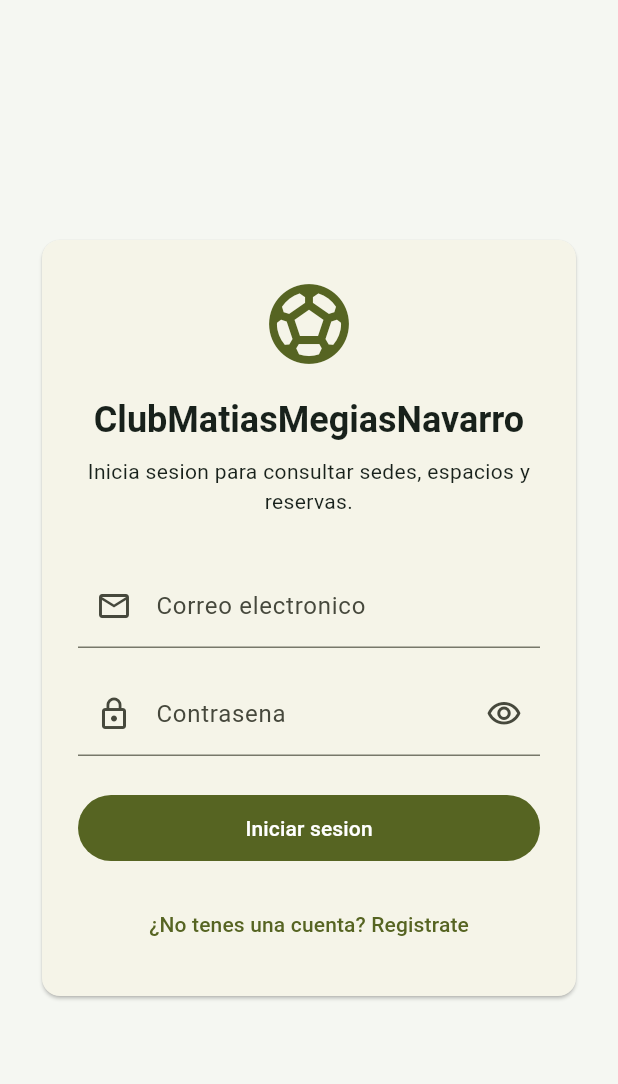
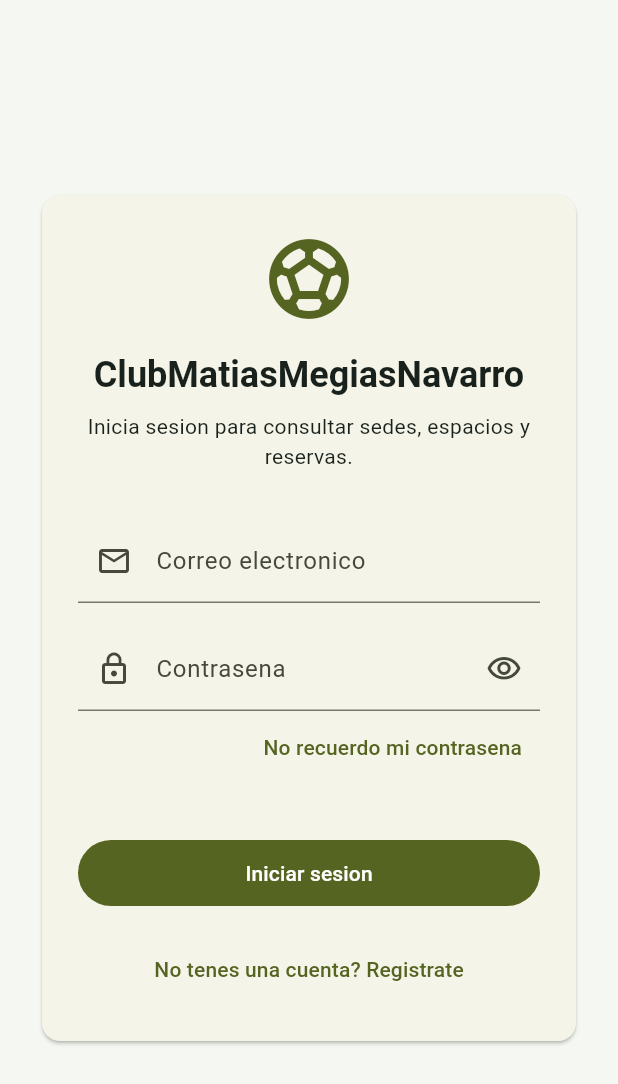
Before and after one commit to MatiasNavarroMegias/ClubMatiasMegiasNavarro, a Flutter app: the screen it shows after launch, on a phone screen of 412 x 824 dp. Shown: the top 1084 px of the screen. Run offline on Flutter 3.47's test engine with Material 3 defaults, Android fonts, the phone set to English and light mode, and no system bars; our stand-ins replace flutter_secure_storage; accounts and stored records are empty.

Commit message:
feat(mobile): connect password recovery flow

```diff
--- a/mobile/lib/features/auth/presentation/screens/login_screen.dart
+++ b/mobile/lib/features/auth/presentation/screens/login_screen.dart
@@ -10,6 +10,7 @@ class LoginScreen extends StatefulWidget {
   const LoginScreen({
     required this.authController,
     required this.onShowRegistration,
+    required this.onShowPasswordRecovery,
     super.key,
   });
 
@@ -18,6 +19,9 @@ class LoginScreen extends StatefulWidget {
 
   /// Accion utilizada para mostrar la pantalla de registro.
   final VoidCallback onShowRegistration;
+
+  /// Accion utilizada para abrir la recuperacion de contrasena.
+  final VoidCallback onShowPasswordRecovery;
 
   @override
   State<LoginScreen> createState() => _LoginScreenState();
@@ -198,6 +202,19 @@ class _LoginScreenState extends State<LoginScreen> {
                             widget.authController.clearError();
                           },
                         ),
+
+                        Align(
+                          alignment: Alignment.centerRight,
+                          child: TextButton(
+                            key: const Key('login-show-password-recovery'),
+                            onPressed: isLoading
+                                ? null
+                                : widget.onShowPasswordRecovery,
+                            child: const Text('No recuerdo mi contrasena'),
+                          ),
+                        ),
+                        const SizedBox(height: 12),
+
                         const SizedBox(height: 24),
                         FilledButton(
                           key: const Key('login-submit'),
@@ -221,7 +238,7 @@ class _LoginScreenState extends State<LoginScreen> {
                           onPressed: isLoading
                               ? null
                               : widget.onShowRegistration,
-                          child: const Text('¿No tenes una cuenta? Registrate'),
+                          child: const Text('No tenes una cuenta? Registrate'),
                         ),
                       ],
                     ),
```
Also changed, not shown: mobile/lib/features/auth/presentation/screens/session_gate.dart (+32 -0 lines), 1 other file.
